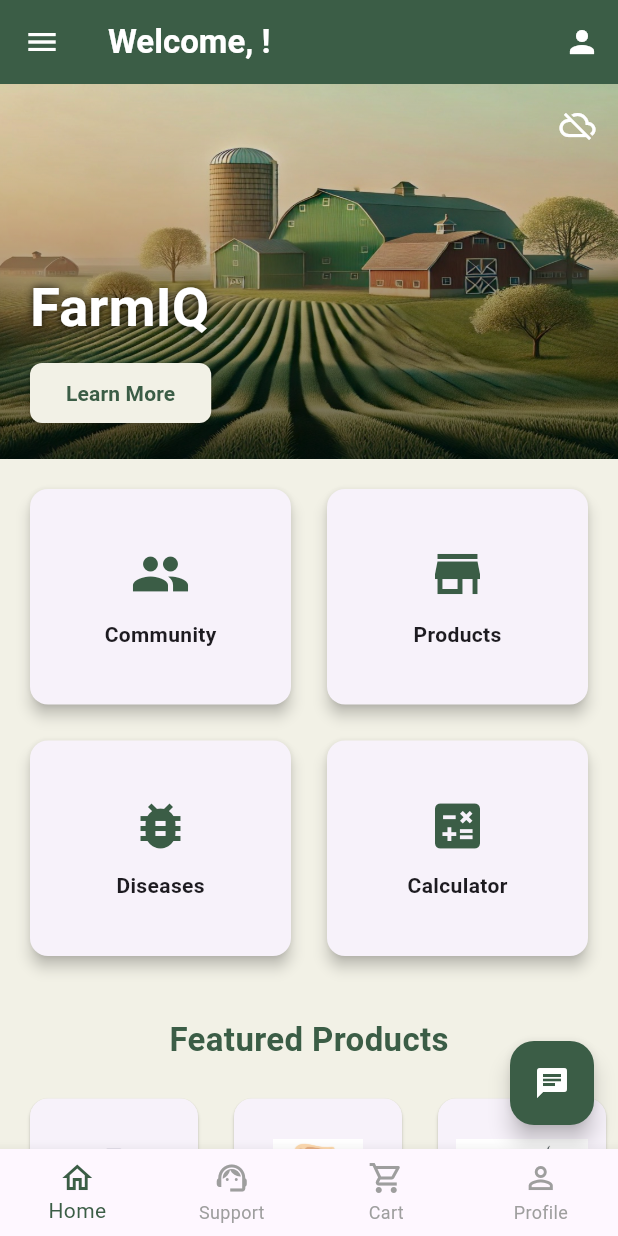
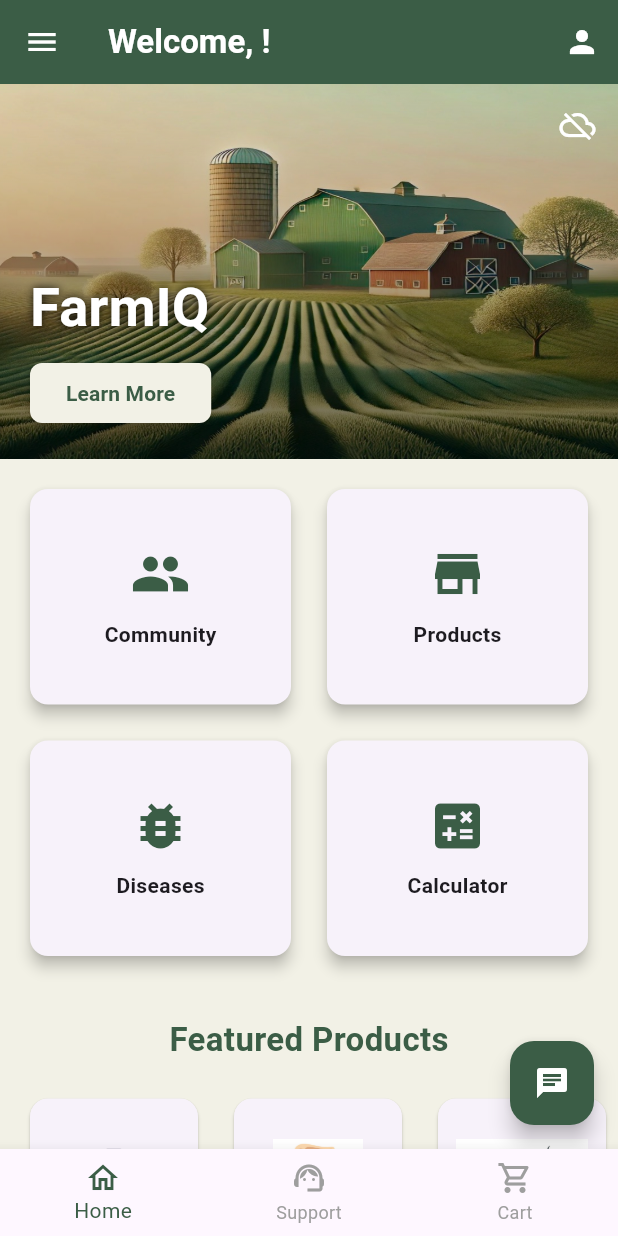
Before and after one commit to krishna8178/FarmIQ, a Flutter app: the MainLayout screen opened directly, on a phone screen of 412 x 824 dp. Run offline on Flutter 3.47's test engine with Material 3 defaults, Android fonts, the light colour scheme and no system bars; our stand-ins replace shared_preferences, shimmer, socket_io_client; accounts and stored records are empty; network calls fail; Roboto replaces fonts that are missing (Poppins).

Commit message:
3 options in footer

```diff
--- a/lib/screens/main_layout.dart
+++ b/lib/screens/main_layout.dart
@@ -2,9 +2,9 @@ import 'package:flutter/material.dart';
 import 'package:provider/provider.dart';
 import 'package:farmiq_app/providers/cart_provider.dart';
 import 'home_screen.dart';
-import 'support_screen.dart'; // Using your new support screen
+import 'support_screen.dart';
 import 'cart_screen.dart';
-import 'profile_screen.dart';
+// REMOVED: No longer need to import profile_screen here
 
 class MainLayout extends StatefulWidget {
   const MainLayout({super.key});
@@ -16,12 +16,11 @@ class MainLayout extends StatefulWidget {
 class _MainLayoutState extends State<MainLayout> {
   int _selectedIndex = 0;
 
-  // This is the correct list of pages for your 4-tab layout
+  // REMOVED: ProfileScreen is no longer part of the main pages
   static const List<Widget> _pages = <Widget>[
     HomeScreen(),
     SupportScreen(),
     CartScreen(),
-    ProfileScreen(),
   ];
 
   void _onItemTapped(int index) {
@@ -37,9 +36,10 @@ class _MainLayoutState extends State<MainLayout> {
       bottomNavigationBar: BottomNavigationBar(
         currentIndex: _selectedIndex,
         onTap: _onItemTapped,
-        selectedItemColor: const Color(0xFF3B5D46), // Your theme color
+        selectedItemColor: const Color(0xFF3B5D46),
         unselectedItemColor: Colors.grey,
-        type: BottomNavigationBarType.fixed, // Ensures all labels are visible with 4 items
+        type: BottomNavigationBarType.fixed,
+        // REMOVED: The BottomNavigationBarItem for Profile is gone
         items: <BottomNavigationBarItem>[
           const BottomNavigationBarItem(
             icon: Icon(Icons.home_outlined),
@@ -52,7 +52,6 @@ class _MainLayoutState extends State<MainLayout> {
           BottomNavigationBarItem(
             icon: Consumer<CartProvider>(
               builder: (context, cart, child) {
-                // This will show a badge with the number of items in the cart
                 final itemCount = cart.cart?.items.length ?? 0;
                 return Badge(
                   label: Text('$itemCount'),
@@ -63,10 +62,6 @@ class _MainLayoutState extends State<MainLayout> {
             ),
             label: 'Cart',
           ),
-          const BottomNavigationBarItem(
-            icon: Icon(Icons.person_outline),
-            label: 'Profile',
-          ),
         ],
       ),
     );
```
